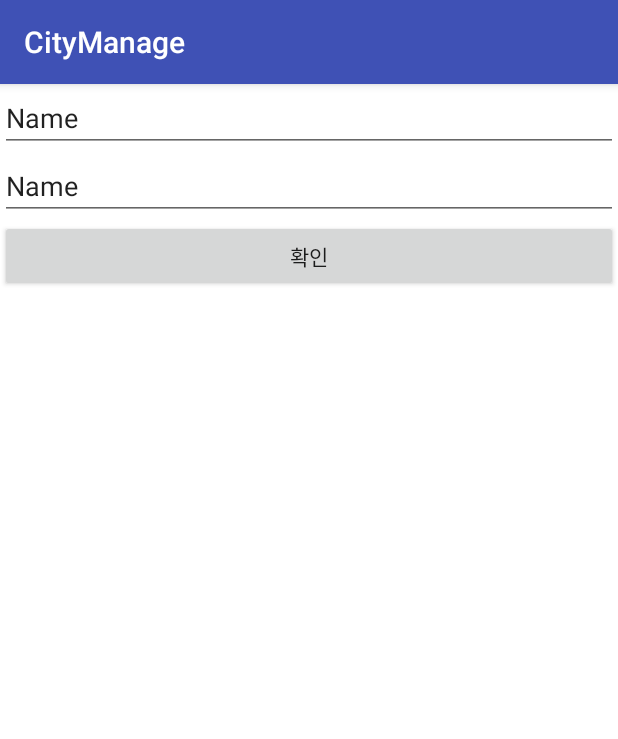
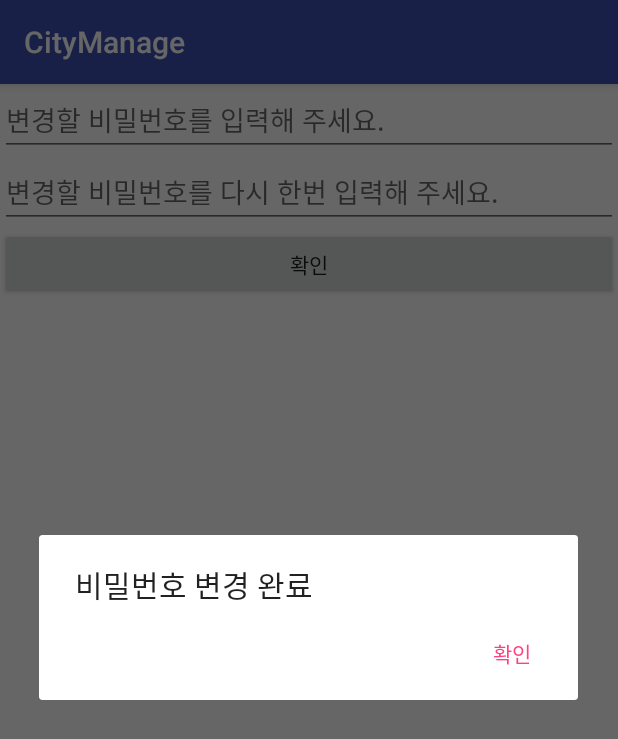
Before and after one commit to sigjeongjin/CityManage, an Android app: the fragment PasswordChangeFragment placed in its activity, after a tap on "확인", on a phone screen of 412 x 824 dp. Shown: the top 739 px of the screen. Run offline under Robolectric (Android 15) with nearby library versions, the phone set to English and light mode, and no system bars; our stand-ins replace Volley.

Commit message:
셋팅 비밀 번호 변경 완료

```diff
--- a/app/src/main/java/com/citymanage/PasswordChangeFragment.java
+++ b/app/src/main/java/com/citymanage/PasswordChangeFragment.java
@@ -1,12 +1,17 @@
 package com.citymanage;
 
+import android.content.Context;
+import android.content.DialogInterface;
 import android.os.Bundle;
 import android.support.annotation.Nullable;
 import android.support.v4.app.Fragment;
+import android.support.v7.app.AlertDialog;
 import android.view.LayoutInflater;
 import android.view.View;
 import android.view.ViewGroup;
+import android.view.inputmethod.InputMethodManager;
 import android.widget.Button;
+import android.widget.EditText;
 
 /**
  * Created by we25 on 2017-07-04.
@@ -18,12 +23,32 @@ public class PasswordChangeFragment extends Fragment {
     public View onCreateView(LayoutInflater inflater, @Nullable ViewGroup container, @Nullable Bundle savedInstanceState) {
         ViewGroup rootView = (ViewGroup) inflater.inflate(R.layout.fragment_password_change, container, false);
 
+        EditText idEv = (EditText) rootView.findViewById(R.id.idEv);
+        final EditText pwdEv = (EditText) rootView.findViewById(R.id.pwdEv);
+
         Button settingGoBtn = (Button) rootView.findViewById(R.id.settingGoBtn);
         settingGoBtn.setOnClickListener(new View.OnClickListener() {
             @Override
             public void onClick(View v) {
-                SettingActivity activity = (SettingActivity) getActivity();
-                activity.onFragmentChanged(4);
+
+                DialogInterface.OnClickListener confirmListener = new DialogInterface.OnClickListener(){
+                    @Override
+                    public void onClick(DialogInterface dialog, int which) {
+
+                        InputMethodManager imm = (InputMethodManager) getContext().getSystemService(Context.INPUT_METHOD_SERVICE);
+                        imm.hideSoftInputFromWindow(pwdEv.getWindowToken(), 0);
+
+                        SettingActivity activity = (SettingActivity) getActivity();
+                        activity.onFragmentChanged(4);
+                    }
+                };
+
+                new AlertDialog.Builder(getContext())
+                        .setTitle("비밀번호 변경 완료")
+                        .setPositiveButton("확인",confirmListener)
+                        .show();
+
+
             }
         });
 
--- a/app/src/main/res/layout/fragment_password_change.xml
+++ b/app/src/main/res/layout/fragment_password_change.xml
@@ -5,20 +5,20 @@
     android:layout_height="match_parent">
 
     <EditText
-        android:id="@+id/idEditView"
+        android:id="@+id/idEv"
         android:layout_width="match_parent"
         android:layout_height="wrap_content"
         android:ems="10"
         android:inputType="textPersonName"
-        android:text="Name" />
+        android:hint="변경할 비밀번호를 입력해 주세요."/>
 
     <EditText
-        android:id="@+id/pwdEditView"
+        android:id="@+id/pwdEv"
         android:layout_width="match_parent"
         android:layout_height="wrap_content"
         android:ems="10"
         android:inputType="textPersonName"
-        android:text="Name" />
+        android:hint="변경할 비밀번호를 다시 한번 입력해 주세요." />
 
     <Button
         android:id="@+id/settingGoBtn"
```
Also changed, not shown: app/src/main/java/com/citymanage/BaseActivity.java (+5 -4 lines), app/src/main/java/com/citymanage/LoginActivity.java (+6 -4 lines), app/src/main/java/com/citymanage/PasswordConfirmFragment.java (+81 -6 lines), app/src/main/java/com/common/Module.java (+12 -0 lines), app/src/main/res/layout/fragment_password_confirm.xml (+10 -10 lines).
